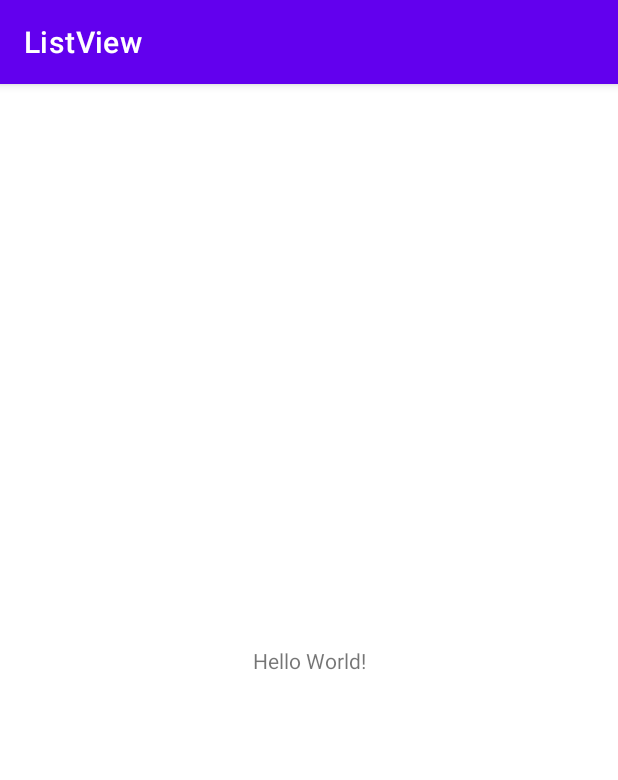
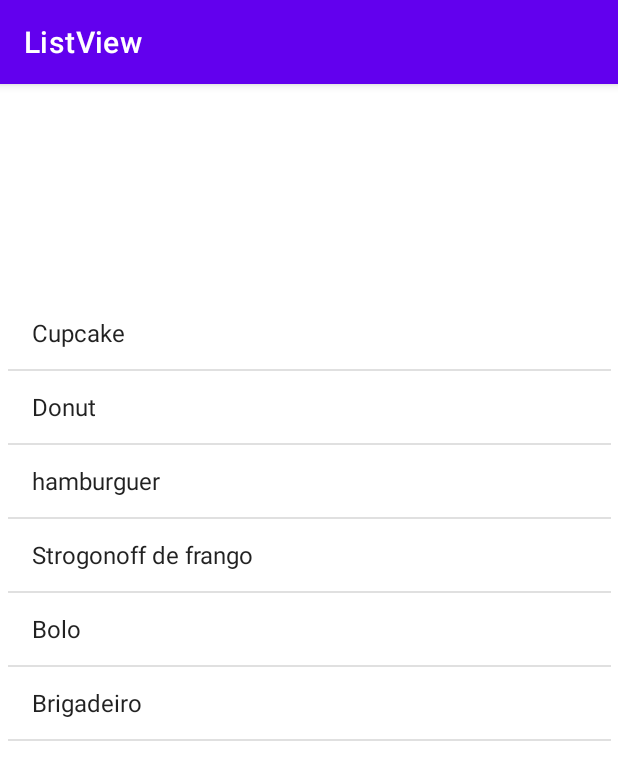
Before and after one commit to saratiedt/programacao-dispositivos-moveis, an Android app: the screen it shows after launch (MainActivity), on a phone screen of 412 x 824 dp. Shown: the top 780 px of the screen. Run offline under Robolectric (Android 15) with nearby library versions, the phone set to English and light mode, and no system bars.

Commit message:
lista implementada

```diff
--- a/ListView/app/src/main/java/com/example/listview/MainActivity.java
+++ b/ListView/app/src/main/java/com/example/listview/MainActivity.java
@@ -1,14 +1,28 @@
 package com.example.listview;
 
 import androidx.appcompat.app.AppCompatActivity;
-
+import android.widget.ListView;
 import android.os.Bundle;
+import android.widget.ArrayAdapter;
 
 public class MainActivity extends AppCompatActivity {
+
+    ListView listView;
 
     @Override
     protected void onCreate(Bundle savedInstanceState) {
         super.onCreate(savedInstanceState);
         setContentView(R.layout.activity_main);
+        String [] dados = new String[] {"Cupcake", "Donut", "hamburguer", "Strogonoff de frango", "Bolo", "Brigadeiro"};
+
+        ArrayAdapter<String> adapter = new ArrayAdapter<String>(
+                this,
+                android.R.layout.simple_list_item_1,
+                android.R.id.text1,
+                dados
+        );
+
+        listView = findViewById(R.id.listView);
+        listView.setAdapter(adapter);
     }
 }
--- a/ListView/app/src/main/res/layout/activity_main.xml
+++ b/ListView/app/src/main/res/layout/activity_main.xml
@@ -6,13 +6,19 @@
     android:layout_height="match_parent"
     tools:context=".MainActivity">
 
-    <TextView
-        android:layout_width="wrap_content"
-        android:layout_height="wrap_content"
-        android:text="Hello World!"
+    <ListView
+        android:id="@+id/listView"
+        android:layout_width="402dp"
+        android:layout_height="587dp"
+        android:layout_marginStart="16dp"
+        android:layout_marginTop="16dp"
+        android:layout_marginEnd="16dp"
+        android:layout_marginBottom="16dp"
         app:layout_constraintBottom_toBottomOf="parent"
-        app:layout_constraintLeft_toLeftOf="parent"
-        app:layout_constraintRight_toRightOf="parent"
-        app:layout_constraintTop_toTopOf="parent" />
+        app:layout_constraintEnd_toEndOf="parent"
+        app:layout_constraintHorizontal_bias="0.489"
+        app:layout_constraintStart_toStartOf="parent"
+        app:layout_constraintTop_toTopOf="parent"
+        app:layout_constraintVertical_bias="0.846" />
 
 </androidx.constraintlayout.widget.ConstraintLayout>
```
